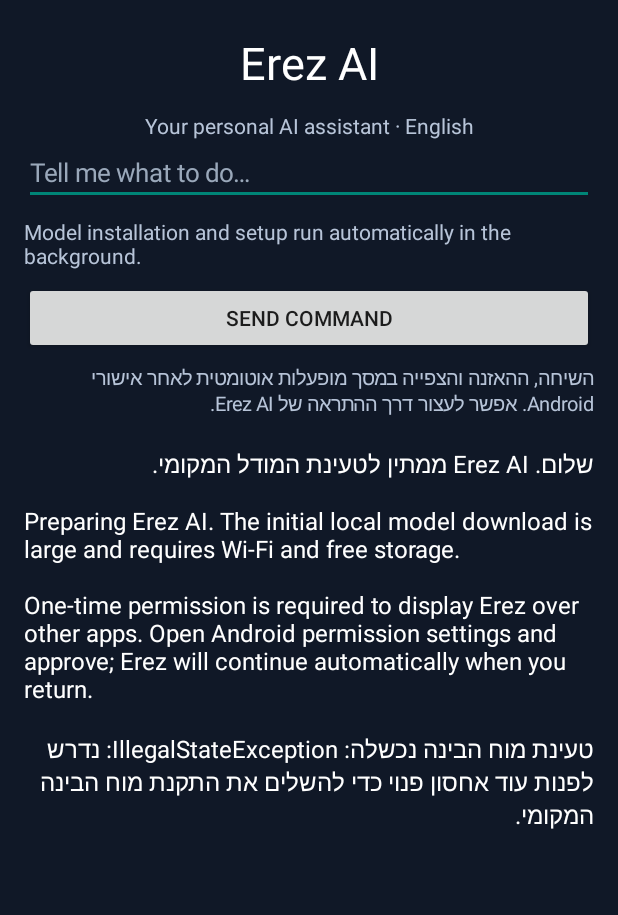
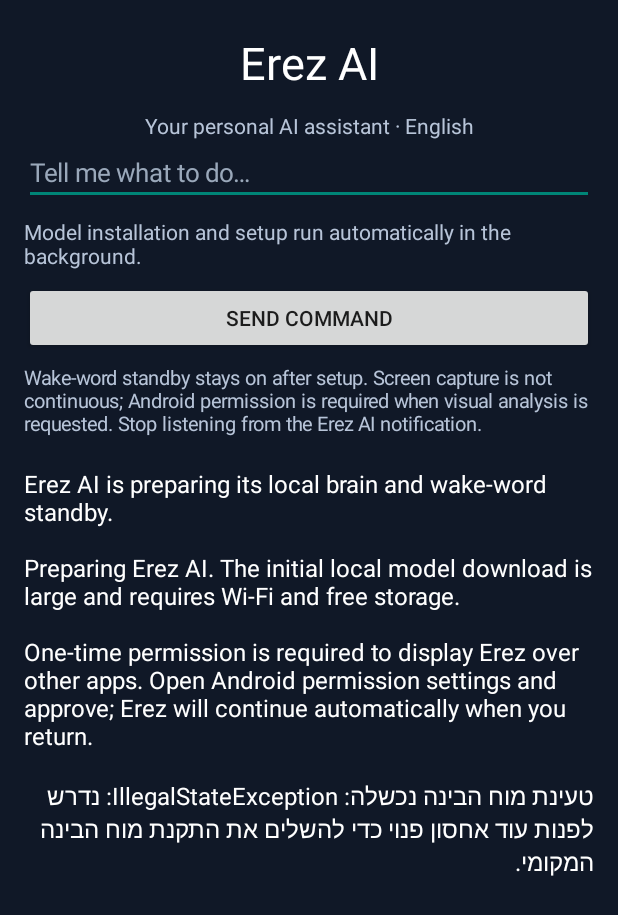
Before and after one commit to erezfly-arch/Erez-AI, an Android app: the screen it shows after launch (MainActivity), on a phone screen of 412 x 824 dp. Shown: the top 915 px of the screen. Run offline under Robolectric (Android 15) with nearby library versions, the phone set to English and light mode, and no system bars; libraries missing offline, so code that uses them is left out: com.google.ai.edge.

Commit message:
Start in wake-word standby without continuous screen capture

```diff
--- a/app/src/main/java/com/erezai/assistant/MainActivity.kt
+++ b/app/src/main/java/com/erezai/assistant/MainActivity.kt
@@ -92,7 +92,7 @@ class MainActivity : ComponentActivity(), TextToSpeech.OnInitListener {
         super.onResume()
         if (pendingVoiceStart && android.provider.Settings.canDrawOverlays(this)) {
             pendingVoiceStart = false
-            requestScreenCaptureConsent()
+            startVoiceService()
         }
     }
 
@@ -148,7 +148,7 @@ class MainActivity : ComponentActivity(), TextToSpeech.OnInitListener {
             hint = "Tell me what to do…"; textSize = 17f; setTextColor(-1); setHintTextColor(0xFF9AA8BA.toInt())
         }
         log = TextView(this).apply {
-            text = "שלום. Erez AI ממתין לטעינת המודל המקומי.\n"
+            text = "Erez AI is preparing its local brain and wake-word standby.\n"
             setTextColor(-1)
             textSize = 16f
             setPadding(0, 20, 0, 20)
@@ -168,7 +168,7 @@ class MainActivity : ComponentActivity(), TextToSpeech.OnInitListener {
         modelRetryButton = button("Retry AI engine") { prepareBrain() }.apply { visibility = android.view.View.GONE }
         root.addView(modelRetryButton)
         root.addView(TextView(this).apply {
-            text = "השיחה, ההאזנה והצפייה במסך מופעלות אוטומטית לאחר אישורי Android. אפשר לעצור דרך ההתראה של Erez AI."
+            text = "Wake-word standby stays on after setup. Screen capture is not continuous; Android permission is required when visual analysis is requested. Stop listening from the Erez AI notification."
             setTextColor(0xFFB7C4D8.toInt())
             textSize = 13f
             setPadding(0, 10, 0, 10)
@@ -220,7 +220,10 @@ class MainActivity : ComponentActivity(), TextToSpeech.OnInitListener {
             startActivity(Intent(android.provider.Settings.ACTION_MANAGE_OVERLAY_PERMISSION, Uri.parse("package:$packageName")))
             return
         }
-        requestScreenCaptureConsent()
+        // Start in wake-word standby. Do not capture the screen continuously:
+        // Android screen projection is requested only when the user explicitly asks
+        // for visual screen analysis, reducing memory, battery, and privacy exposure.
+        startVoiceService()
     }
 
     private fun requestScreenCaptureConsent() {
```
